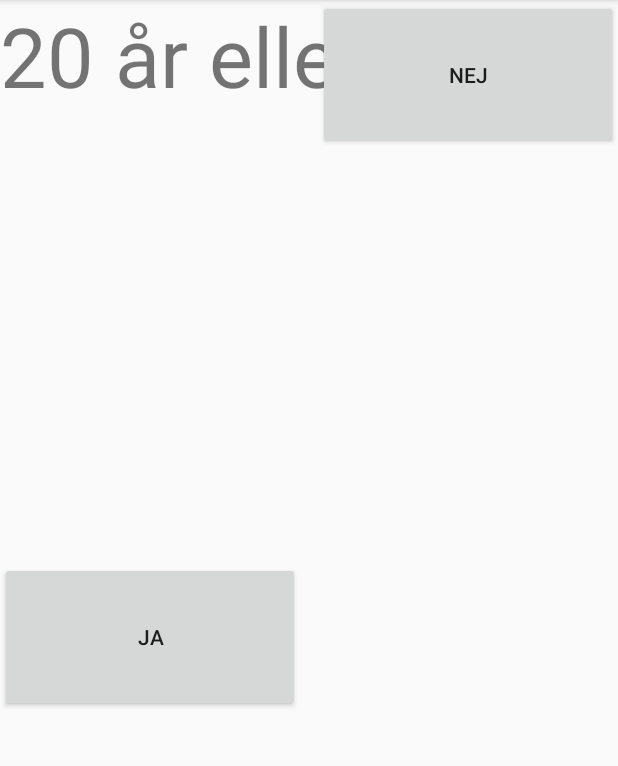
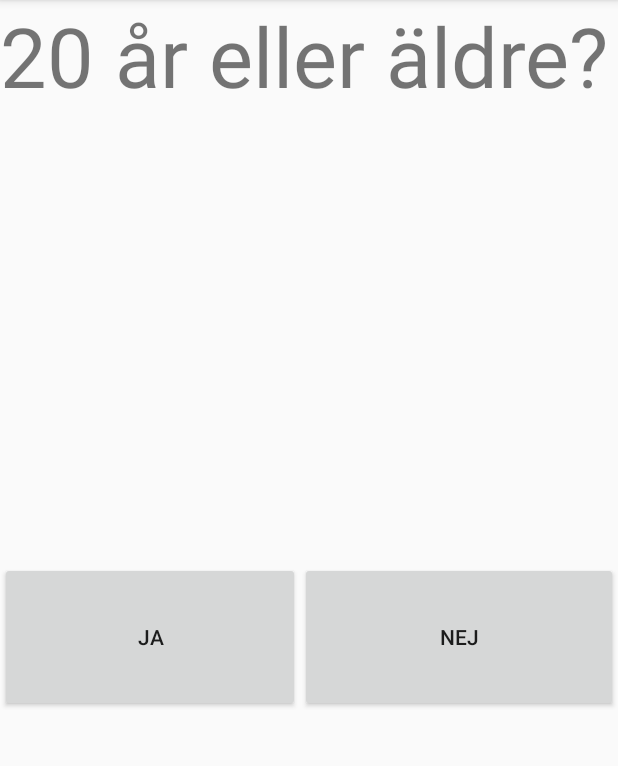
Before and after one commit to arvidkrafft/SystemetApp, an Android app: the screen it shows after launch (ButtonActivity), on a phone screen of 412 x 824 dp, the part 84-850 px from its top. Run offline under Robolectric (Android 15) with nearby library versions, the phone set to English and light mode, and no system bars; our stand-ins replace Volley.

Commit message:
ändrat en rad i activity_button.xml

```diff
--- a/app/src/main/res/layout/activity_button.xml
+++ b/app/src/main/res/layout/activity_button.xml
@@ -29,8 +29,8 @@
         android:layout_height="100dp"
         android:text="@string/nej"
         android:id="@+id/Nej"
-        android:layout_alignTop="@+id/suggest"
-        android:layout_toEndOf="@+id/suggest"
+        android:layout_alignTop="@+id/Ja"
+        android:layout_toEndOf="@+id/Ja"
         android:layout_alignParentEnd="true"
         android:onClick="onButtonClickNo"/>
 </RelativeLayout>
```
